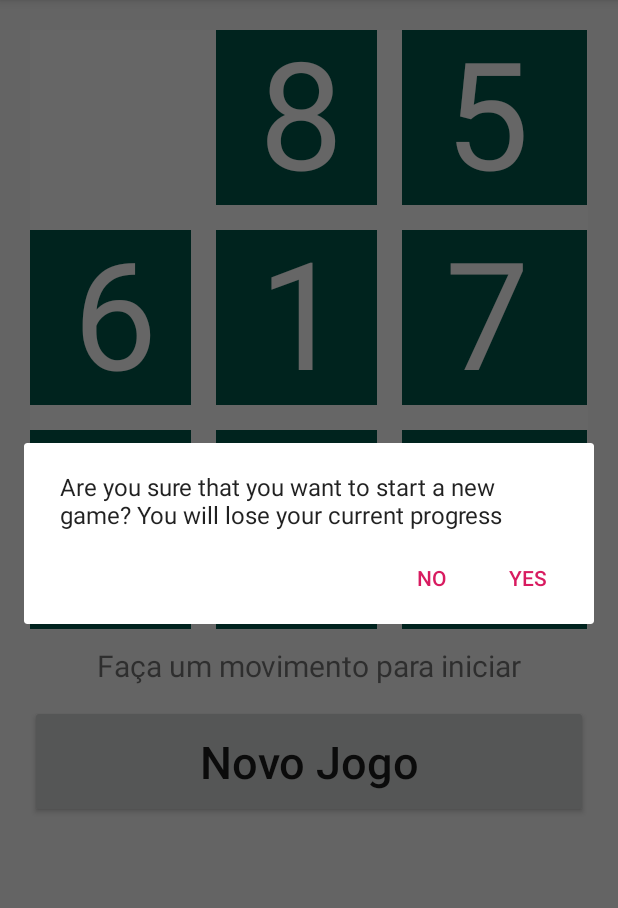
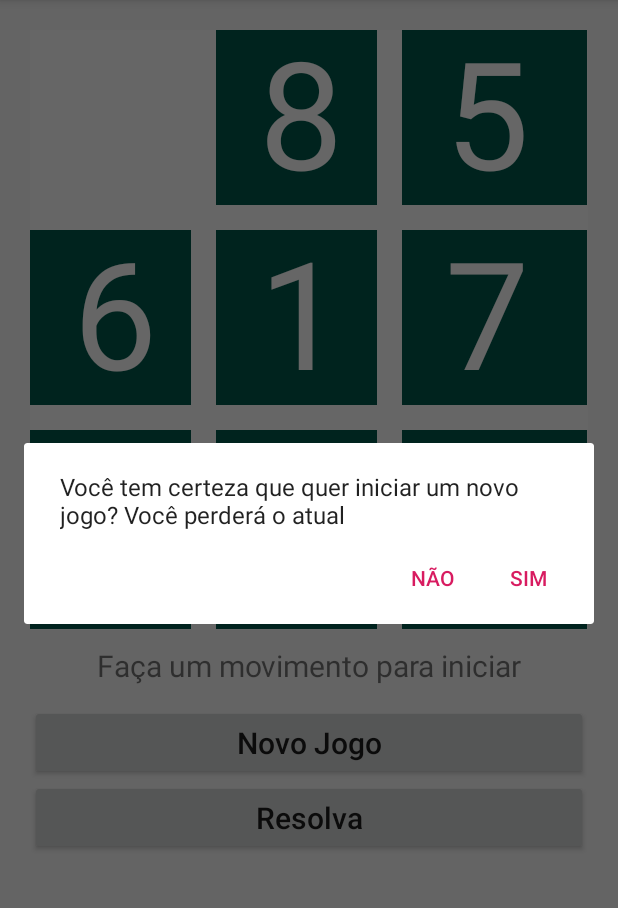
Before and after one commit to JoseGabrielNF/Puzzle8Mobile, an Android app: the screen it shows after launch (MainActivity), after a tap on "Novo Jogo", on a phone screen of 412 x 824 dp, the part 84-992 px from its top. Run offline under Robolectric (Android 15) with nearby library versions, the phone set to English and light mode, and no system bars.

Commit message:
board, template, mais

```diff
--- a/app/src/main/java/com/example/puzzle/MainActivity.java
+++ b/app/src/main/java/com/example/puzzle/MainActivity.java
@@ -118,8 +118,8 @@ public class MainActivity extends AppCompatActivity {
             };
 
             AlertDialog.Builder builder = new AlertDialog.Builder(this);
-            builder.setMessage("Are you sure that you want to start a new game? You will lose your current progress").setPositiveButton("Yes", dialogClickListener)
-                    .setNegativeButton("No", dialogClickListener).show();
+            builder.setMessage("Você tem certeza que quer iniciar um novo jogo? Você perderá o atual").setPositiveButton("Sim", dialogClickListener)
+                    .setNegativeButton("Não", dialogClickListener).show();
 
         } else {
             ViewGroup n_view = (ViewGroup) findViewById(R.id.game);
@@ -145,9 +145,9 @@ public class MainActivity extends AppCompatActivity {
             checkedStates.add(hashMatrix(no.getState()));
 
             if(compareMatriz(no.getState(), soluction)){
-                System.out.println("Soluction Found!");
+                System.out.println("Você Venceu!");
                 printSoluction(no);
-                System.out.println("Steps: "+stepsForSoluction);
+                System.out.println("Movimentos: "+stepsForSoluction);
                 break;
             }
 
--- a/app/src/main/res/layout/activity_main.xml
+++ b/app/src/main/res/layout/activity_main.xml
@@ -34,13 +34,23 @@
             android:padding="10dp"
             android:text="@string/moves_value"/>
 
-        <Button android:id="@+id/button_new"
-            android:layout_width="fill_parent"
-            android:layout_height="75dp"
+        <Button
+            android:id="@+id/button_new"
+            android:layout_width="match_parent"
+            android:layout_height="50dp"
+            android:onClick="newGame"
+            android:text="@string/button_new"
             android:textAllCaps="false"
-            android:textStyle="normal"
-            android:textSize="30sp"
-            android:text="@string/button_new"
-            android:onClick="newGame" />
+            android:textSize="20sp"
+            android:textStyle="normal" />
+
+        <Button
+            android:id="@+id/button"
+            android:layout_width="match_parent"
+            android:layout_height="50dp"
+            android:text="@string/button_solve"
+            android:textAllCaps="false"
+            android:textSize="20sp" />
+
     </LinearLayout>
 </RelativeLayout>
```
